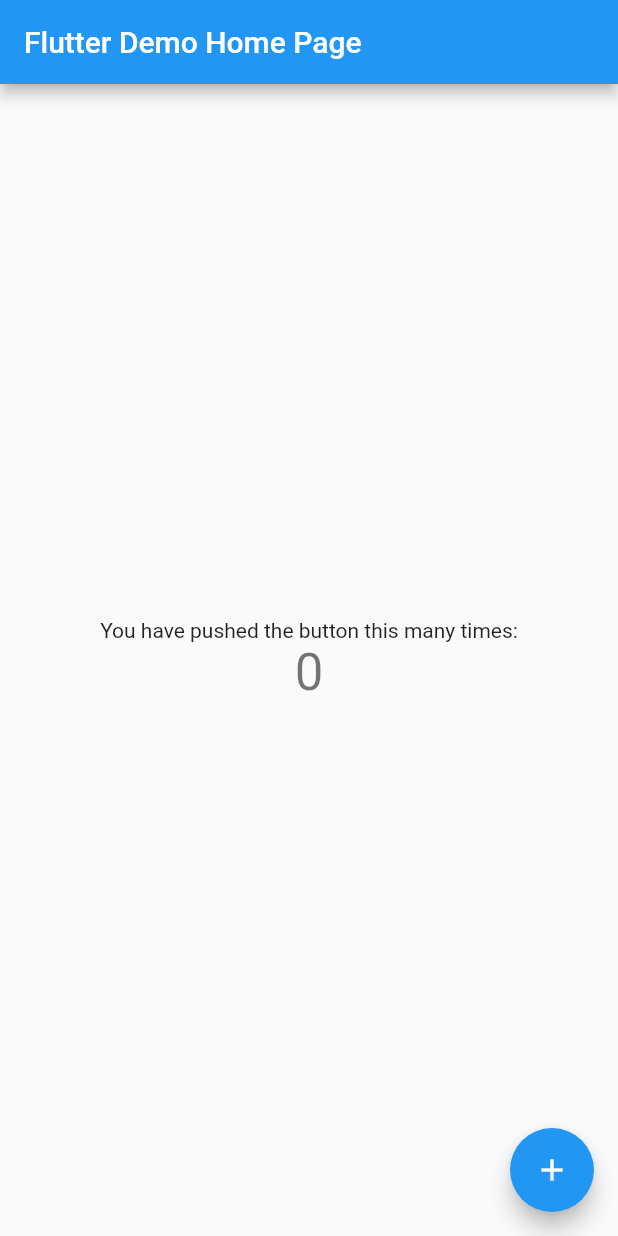
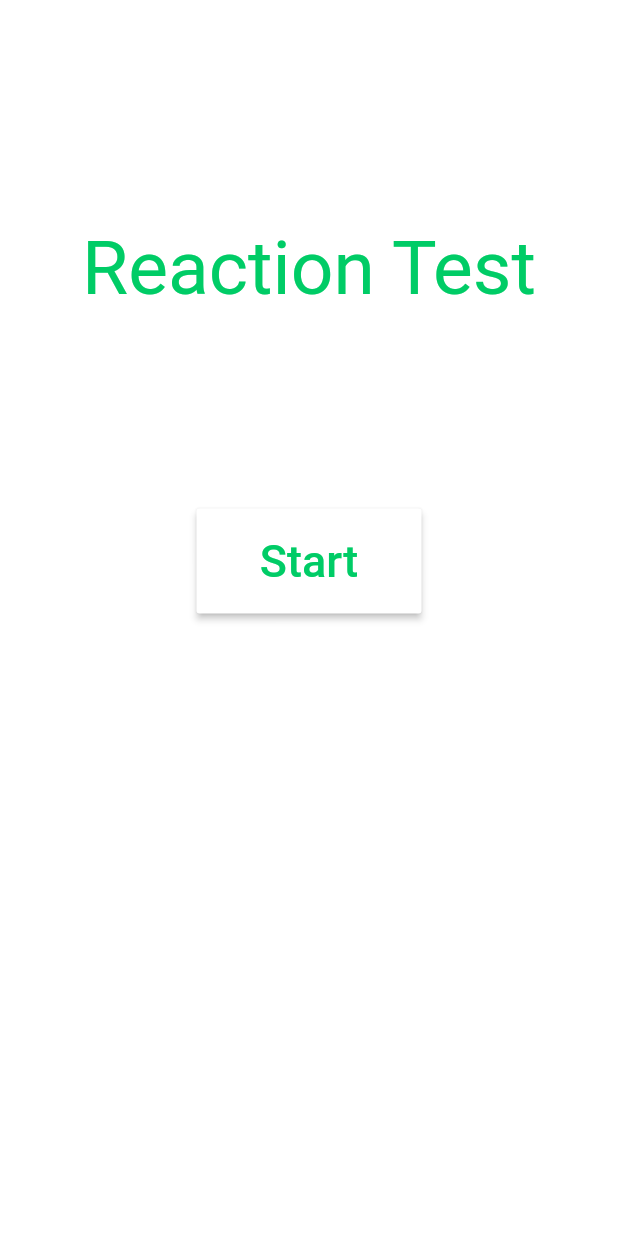
Before and after one commit to L-Hyeon/flutter-reaction, a Flutter app: the screen it shows after launch, on a phone screen of 412 x 824 dp. Run offline on Flutter 3.47's test engine with Material 2 defaults, Android fonts, the phone set to English and light mode, and no system bars; Roboto replaces fonts that are missing (c24).

Commit message:
Modify Main Page

```diff
--- a/lib/main.dart
+++ b/lib/main.dart
@@ -11,105 +11,61 @@ class MyApp extends StatelessWidget {
   @override
   Widget build(BuildContext context) {
     return MaterialApp(
-      title: 'Flutter Demo',
-      theme: ThemeData(
-        // This is the theme of your application.
-        //
-        // Try running your application with "flutter run". You'll see the
-        // application has a blue toolbar. Then, without quitting the app, try
-        // changing the primarySwatch below to Colors.green and then invoke
-        // "hot reload" (press "r" in the console where you ran "flutter run",
-        // or simply save your changes to "hot reload" in a Flutter IDE).
-        // Notice that the counter didn't reset back to zero; the application
-        // is not restarted.
-        primarySwatch: Colors.blue,
-      ),
-      home: const MyHomePage(title: 'Flutter Demo Home Page'),
+      title: 'Reaction Test',
+      home: const MyHomePage(),
     );
   }
 }
 
-class MyHomePage extends StatefulWidget {
-  const MyHomePage({Key? key, required this.title}) : super(key: key);
-
-  // This widget is the home page of your application. It is stateful, meaning
-  // that it has a State object (defined below) that contains fields that affect
-  // how it looks.
-
-  // This class is the configuration for the state. It holds the values (in this
-  // case the title) provided by the parent (in this case the App widget) and
-  // used by the build method of the State. Fields in a Widget subclass are
-  // always marked "final".
-
-  final String title;
-
-  @override
-  State<MyHomePage> createState() => _MyHomePageState();
-}
-
-class _MyHomePageState extends State<MyHomePage> {
-  int _counter = 0;
-
-  void _incrementCounter() {
-    setState(() {
-      // This call to setState tells the Flutter framework that something has
-      // changed in this State, which causes it to rerun the build method below
-      // so that the display can reflect the updated values. If we changed
-      // _counter without calling setState(), then the build method would not be
-      // called again, and so nothing would appear to happen.
-      _counter++;
-    });
-  }
+class MyHomePage extends StatelessWidget {
+  const MyHomePage({Key? key}) : super(key: key);
 
   @override
   Widget build(BuildContext context) {
-    // This method is rerun every time setState is called, for instance as done
-    // by the _incrementCounter method above.
-    //
-    // The Flutter framework has been optimized to make rerunning build methods
-    // fast, so that you can just rebuild anything that needs updating rather
-    // than having to individually change instances of widgets.
     return Scaffold(
-      appBar: AppBar(
-        // Here we take the value from the MyHomePage object that was created by
-        // the App.build method, and use it to set our appbar title.
-        title: Text(widget.title),
+      backgroundColor: Colors.white,
+      body: Column(
+        children: [
+          const SizedBox(height: 150),
+          Center(
+            child: const TText(text: "Reaction Test", size: 50)
+          ),
+          const SizedBox(height: 130),
+          SizedBox(
+            width: 150,
+            height: 70,
+            child: RaisedButton(
+              onPressed: (){
+              },
+              child: const Center(
+                child: TText(
+                  text: "Start",
+                  size: 30
+                ),
+              ),
+              color: Colors.white,
+            ),
+          )
+        ],
       ),
-      body: Center(
-        // Center is a layout widget. It takes a single child and positions it
-        // in the middle of the parent.
-        child: Column(
-          // Column is also a layout widget. It takes a list of children and
-          // arranges them vertically. By default, it sizes itself to fit its
-          // children horizontally, and tries to be as tall as its parent.
-          //
-          // Invoke "debug painting" (press "p" in the console, choose the
-          // "Toggle Debug Paint" action from the Flutter Inspector in Android
-          // Studio, or the "Toggle Debug Paint" command in Visual Studio Code)
-          // to see the wireframe for each widget.
-          //
-          // Column has various properties to control how it sizes itself and
-          // how it positions its children. Here we use mainAxisAlignment to
-          // center the children vertically; the main axis here is the vertical
-          // axis because Columns are vertical (the cross axis would be
-          // horizontal).
-          mainAxisAlignment: MainAxisAlignment.center,
-          children: <Widget>[
-            const Text(
-              'You have pushed the button this many times:',
-            ),
-            Text(
-              '$_counter',
-              style: Theme.of(context).textTheme.headline4,
-            ),
-          ],
-        ),
-      ),
-      floatingActionButton: FloatingActionButton(
-        onPressed: _incrementCounter,
-        tooltip: 'Increment',
-        child: const Icon(Icons.add),
-      ), // This trailing comma makes auto-formatting nicer for build methods.
     );
   }
 }
+
+class TText extends StatelessWidget {
+  final String text;
+  final double size;
+  const TText({Key? key, required this.text, required this.size}) : super(key: key);
+
+  @override
+  Widget build(BuildContext context) {
+    return Text(
+      text,
+      style: TextStyle(
+        fontSize: size,
+        fontFamily: "c24",
+        color: Color(0xff00cc66)
+      )
+    );
+  }
+}
```
Also changed, not shown: pubspec.yaml (+4 -11 lines).
